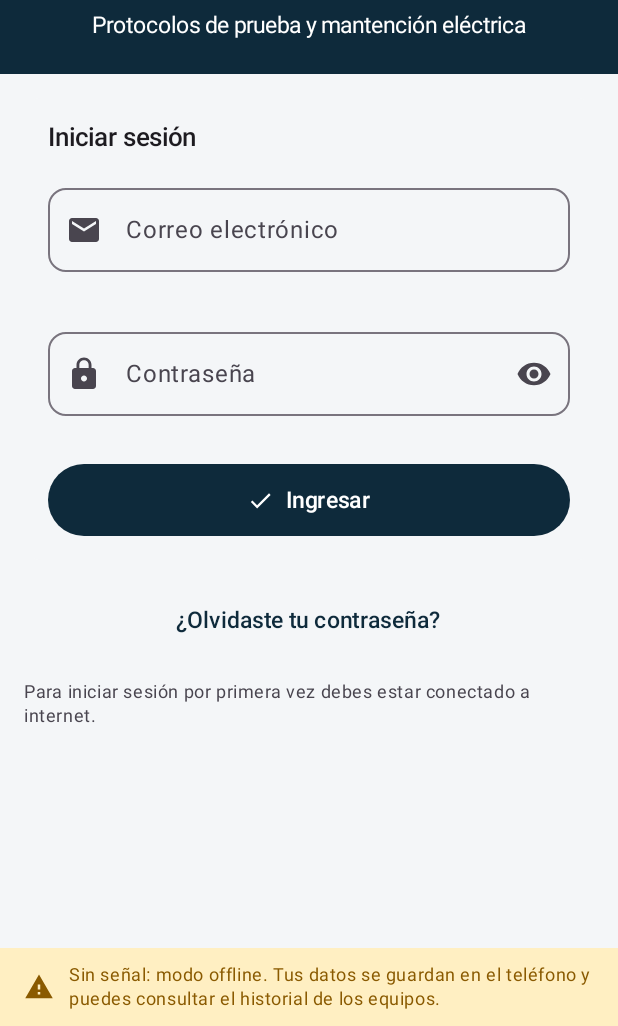
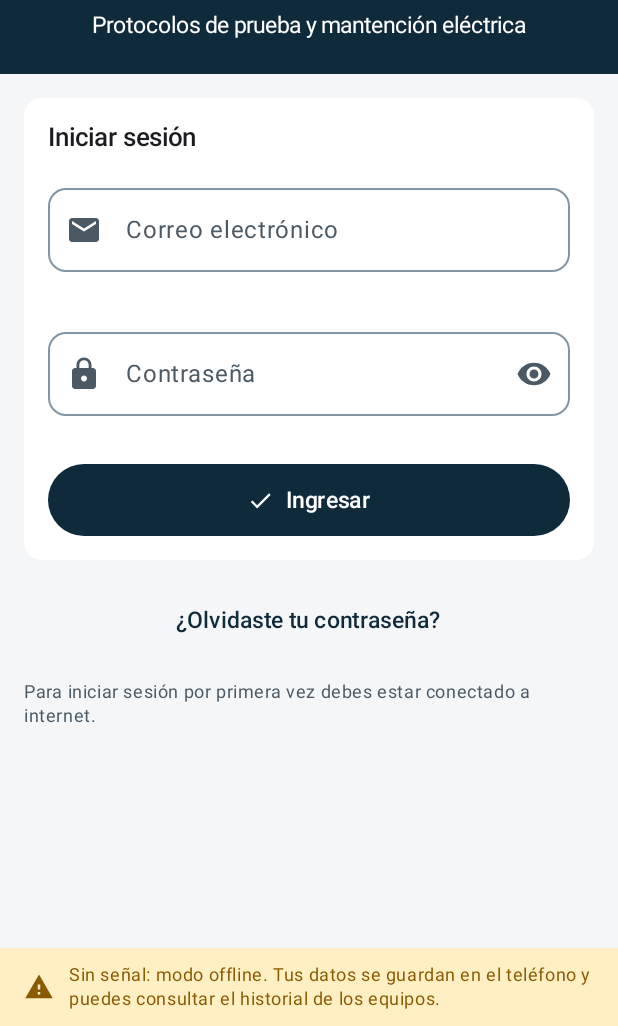
Before and after one commit to eldeldeldede/InduztekApp, an Android app built with Jetpack Compose: the screen it shows after launch (MainActivity), on a phone screen of 412 x 824 dp, the part 210-1236 px from its top. Run offline under Robolectric (Android 15) with nearby library versions, the phone set to English and light mode, and no system bars.

Commit message:
Aplicados los colores del nuevo logo al tema de la app.
Co-authored-by: Pedro <pedro.alejandrocm2006@gmail.com>

```diff
--- a/app/src/main/java/cl/induztek/app/ui/theme/Theme.kt
+++ b/app/src/main/java/cl/induztek/app/ui/theme/Theme.kt
@@ -17,7 +17,10 @@ private val EsquemaClaro = lightColorScheme(
     secondaryContainer = AmbarInduztekClaro,
     onSecondaryContainer = Color(0xFF3B2A00),
     background = Color(0xFFF4F6F8),
-    surface = Color(0xFFF4F6F8)
+    surface = Color.White,
+    surfaceVariant = Color(0xFFE3E8EC),
+    onSurfaceVariant = Neutro,
+    outline = Color(0xFF8396A3)
 )
 
 private val EsquemaOscuro = darkColorScheme(
```
